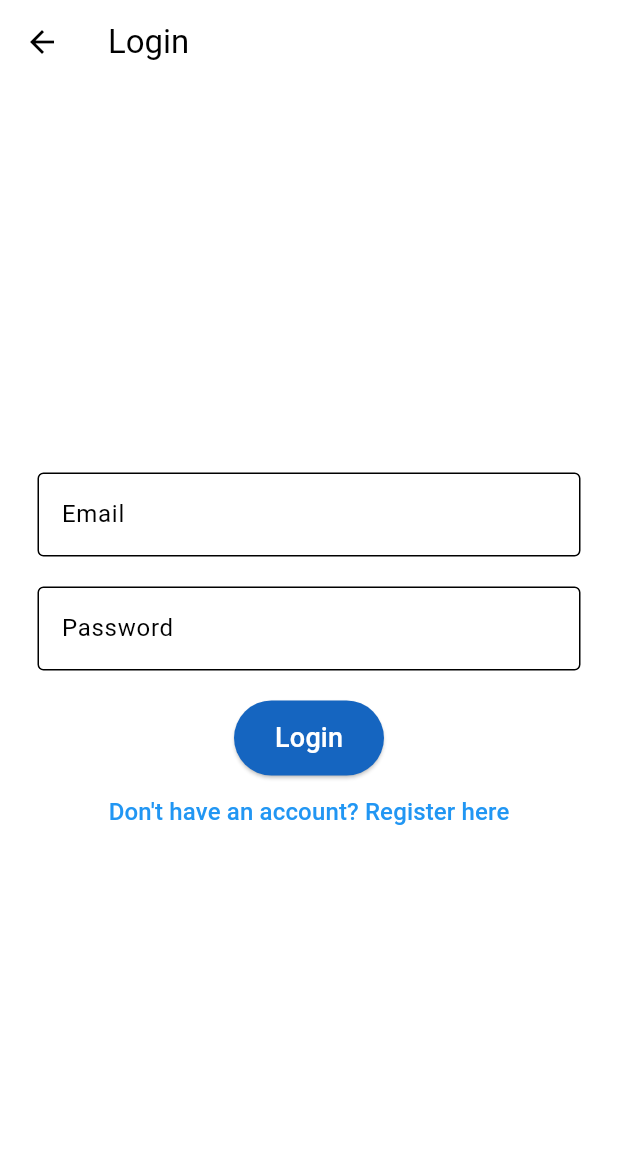
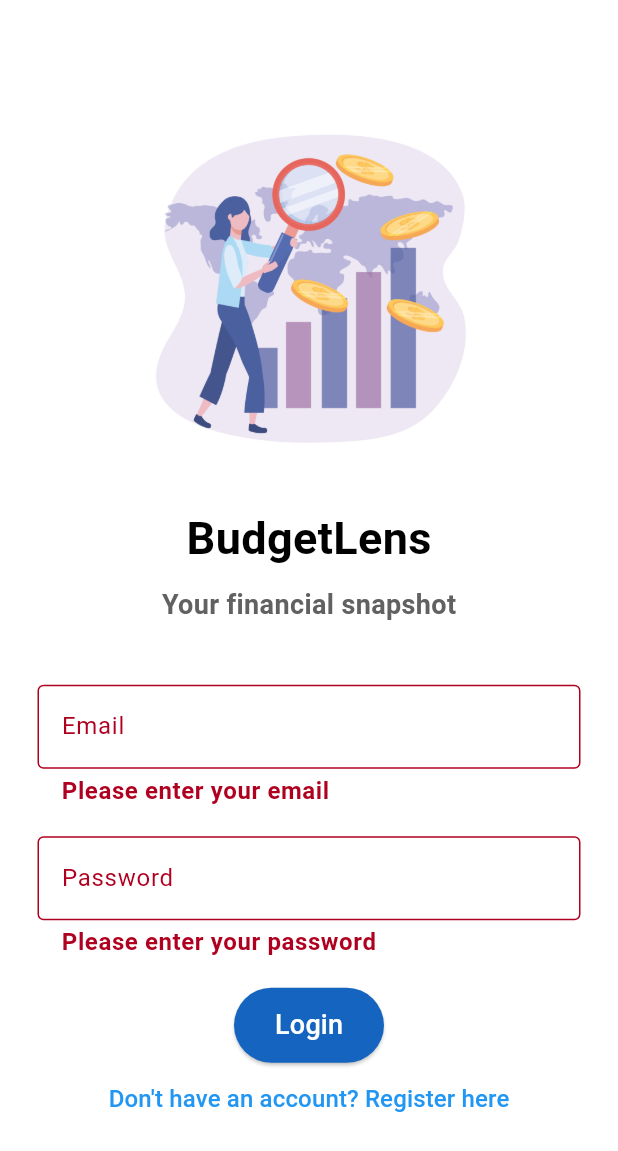
Before and after one commit to mariellecarnecer99/budget-lens, a Flutter app: the screen it shows after launch, after a tap on "Login", on a phone screen of 412 x 824 dp. Shown: the top 1151 px of the screen. Run offline on Flutter 3.47's test engine with Material 3 defaults, Android fonts, the phone set to English and light mode, and no system bars; our stand-ins replace firebase_auth, firebase_core, fl_chart, sqflite; missing offline and left inert: flag; accounts and stored records are empty.

Commit message:
feat: implement user registration and login and session management

```diff
--- a/lib/main.dart
+++ b/lib/main.dart
@@ -6,8 +6,14 @@
 import 'package:flutter/material.dart';
 import 'package:provider/provider.dart';
 import 'package:flutter_localizations/flutter_localizations.dart';
+import 'package:firebase_core/firebase_core.dart';
+import 'firebase_options.dart';
 
-void main() {
+void main() async {
+  WidgetsFlutterBinding.ensureInitialized();
+  await Firebase.initializeApp(
+    options: DefaultFirebaseOptions.currentPlatform,
+  );
   runApp(
     MultiProvider(
       providers: [
--- a/lib/screens/login.dart
+++ b/lib/screens/login.dart
@@ -1,6 +1,7 @@
 import 'package:expense_tracker/screens/home.dart';
 import 'package:expense_tracker/screens/register.dart';
 import 'package:flutter/material.dart';
+import 'package:firebase_auth/firebase_auth.dart';
 
 class LoginPage extends StatefulWidget {
   const LoginPage({super.key});
@@ -16,35 +17,70 @@
 
   bool _isLoading = false;
 
-  void _login() {
+  void _login() async {
     if (_formKey.currentState!.validate()) {
       setState(() {
         _isLoading = true;
       });
 
-      Future.delayed(Duration(seconds: 2), () {
+      try {
+        await FirebaseAuth.instance.signInWithEmailAndPassword(
+          email: _emailController.text,
+          password: _passwordController.text,
+        );
+
         setState(() {
           _isLoading = false;
         });
 
-        ScaffoldMessenger.of(context)
-            .showSnackBar(SnackBar(content: Text("Login Successful")));
+        ScaffoldMessenger.of(context).showSnackBar(
+          SnackBar(content: Text("Login Successful")),
+        );
 
         Navigator.pushReplacement(
           context,
           MaterialPageRoute(builder: (context) => HomePage()),
         );
+      } on FirebaseAuthException catch (e) {
+        setState(() {
+          _isLoading = false;
         });
+
+        ScaffoldMessenger.of(context).showSnackBar(
+          SnackBar(content: Text(e.message!)),
+        );
+      }
     }
   }
 
   @override
   Widget build(BuildContext context) {
     return Scaffold(
-      appBar: AppBar(title: Text('Login')),
         body: Padding(
       padding: EdgeInsets.all(25.0),
-        child: Form(
+      child: Center(
+          child: Column(
+        mainAxisAlignment: MainAxisAlignment.center,
+        children: [
+          Image.asset('assets/app_logo.jpg', height: 250),
+          SizedBox(height: 20),
+          Text(
+            'BudgetLens',
+            style: TextStyle(
+              fontSize: 30,
+              fontWeight: FontWeight.bold,
+            ),
+          ),
+          SizedBox(height: 10),
+          Text(
+            'Your financial snapshot',
+            style: TextStyle(
+              fontSize: 18,
+              color: Colors.grey[700],
+            ),
+          ),
+          SizedBox(height: 40),
+          Form(
             key: _formKey,
             child: Column(
               mainAxisAlignment: MainAxisAlignment.center,
@@ -113,7 +149,8 @@
               ],
             ),
           ),
-      ),
-    );
+        ],
+      )),
+    ));
   }
 }
--- a/lib/screens/splash.dart
+++ b/lib/screens/splash.dart
@@ -1,6 +1,9 @@
+import 'package:expense_tracker/screens/home.dart';
 import 'package:expense_tracker/screens/login.dart';
 import 'package:expense_tracker/screens/register.dart';
 import 'package:flutter/material.dart';
+import 'package:firebase_auth/firebase_auth.dart';
+import 'dart:async';
 
 class SplashPage extends StatefulWidget {
   const SplashPage({super.key});
@@ -10,6 +13,34 @@
 }
 
 class SplashPageState extends State<SplashPage> {
+  late StreamSubscription<User?> _authSubscription;
+
+  @override
+  void initState() {
+    super.initState();
+
+    _authSubscription =
+        FirebaseAuth.instance.authStateChanges().listen((User? user) {
+      if (user != null) {
+        Navigator.pushReplacement(
+          context,
+          MaterialPageRoute(builder: (context) => HomePage()),
+        );
+      } else {
+        Navigator.pushReplacement(
+          context,
+          MaterialPageRoute(builder: (context) => LoginPage()),
+        );
+      }
+    });
+  }
+
+  @override
+  void dispose() {
+    _authSubscription.cancel();
+    super.dispose();
+  }
+
   @override
   Widget build(BuildContext context) {
     return Scaffold(
--- a/pubspec.yaml
+++ b/pubspec.yaml
@@ -45,6 +45,8 @@
   provider: ^6.1.2
   flag: ^7.0.0
   intl_utils: ^2.8.9
+  firebase_core: ^3.10.1
+  firebase_auth: ^5.4.1
 
 dev_dependencies:
   flutter_test:
```
Also changed, not shown: lib/screens/register.dart (+46 -11 lines), lib/screens/settings.dart (+34 -5 lines), firebase.json (added), lib/firebase_options.dart (added), pubspec.lock, 6 other files. Lines whose indentation alone changed are shown as unchanged.
